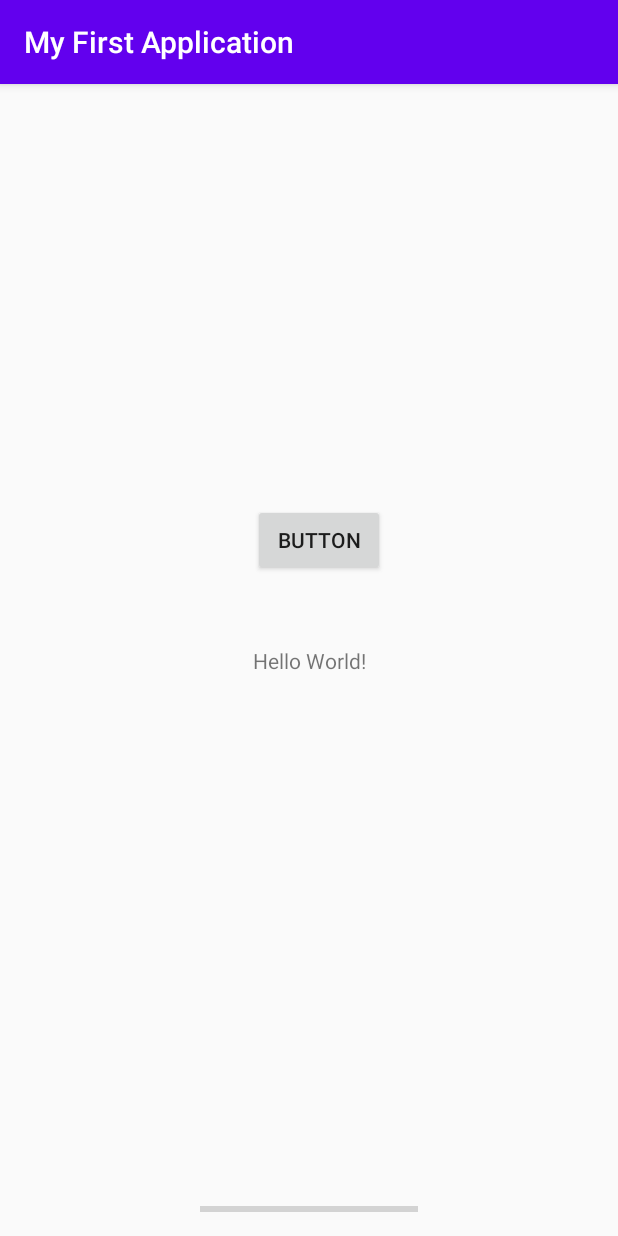
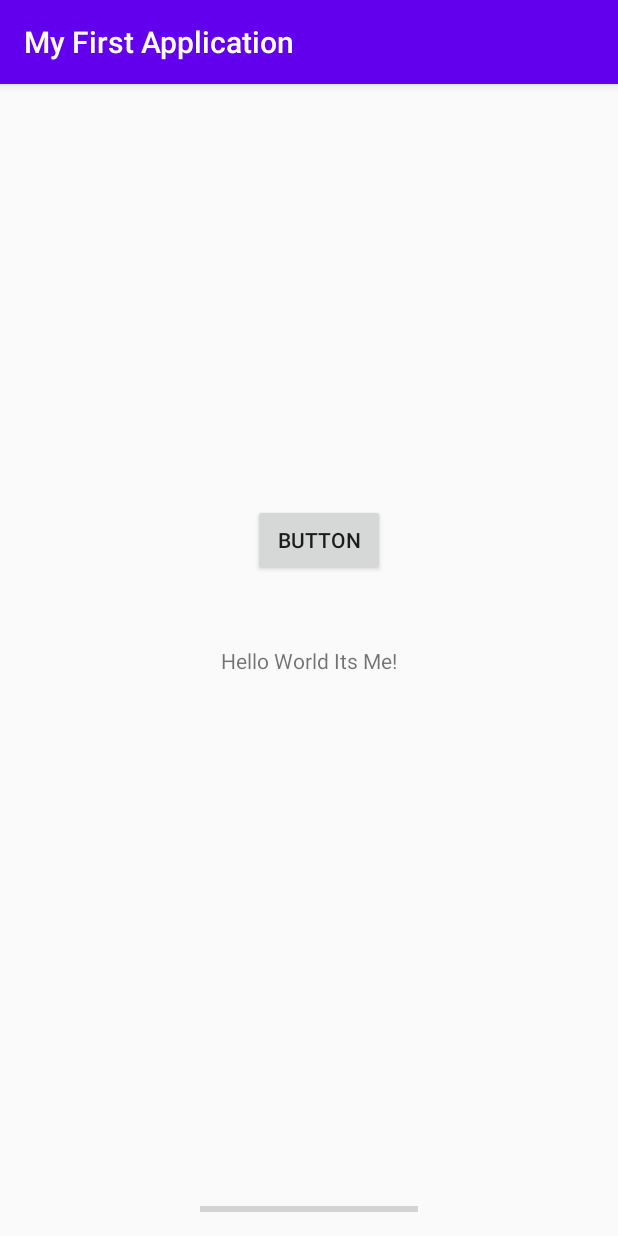
Before and after one commit to induwara99/first, an Android app: the screen it shows after launch (MainActivity), on a phone screen of 412 x 824 dp. Run offline under Robolectric (Android 15) with nearby library versions, the phone set to English and light mode, and no system bars.

Commit message:
Update activity_main.xml

```diff
--- a/app/src/main/res/layout/activity_main.xml
+++ b/app/src/main/res/layout/activity_main.xml
@@ -9,7 +9,7 @@
     <TextView
         android:layout_width="wrap_content"
         android:layout_height="wrap_content"
-        android:text="Hello World!"
+        android:text="Hello World Its Me!"
         app:layout_constraintBottom_toBottomOf="parent"
         app:layout_constraintLeft_toLeftOf="parent"
         app:layout_constraintRight_toRightOf="parent"
```
